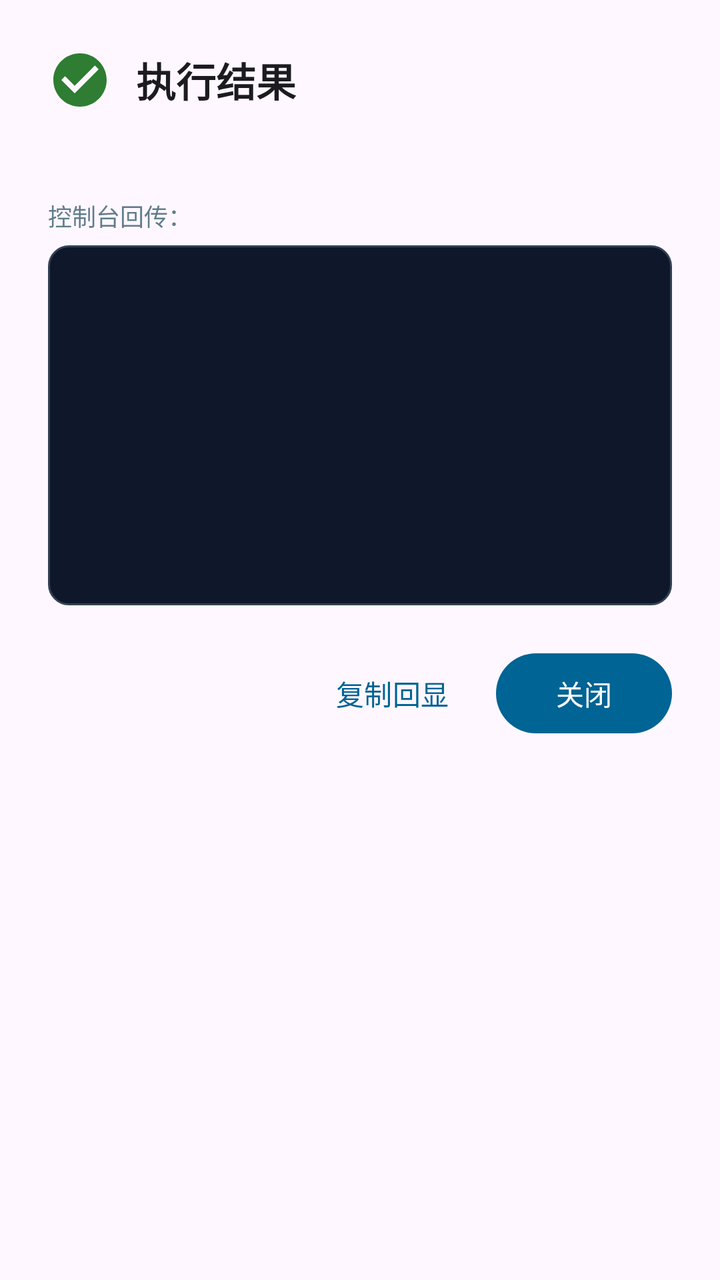
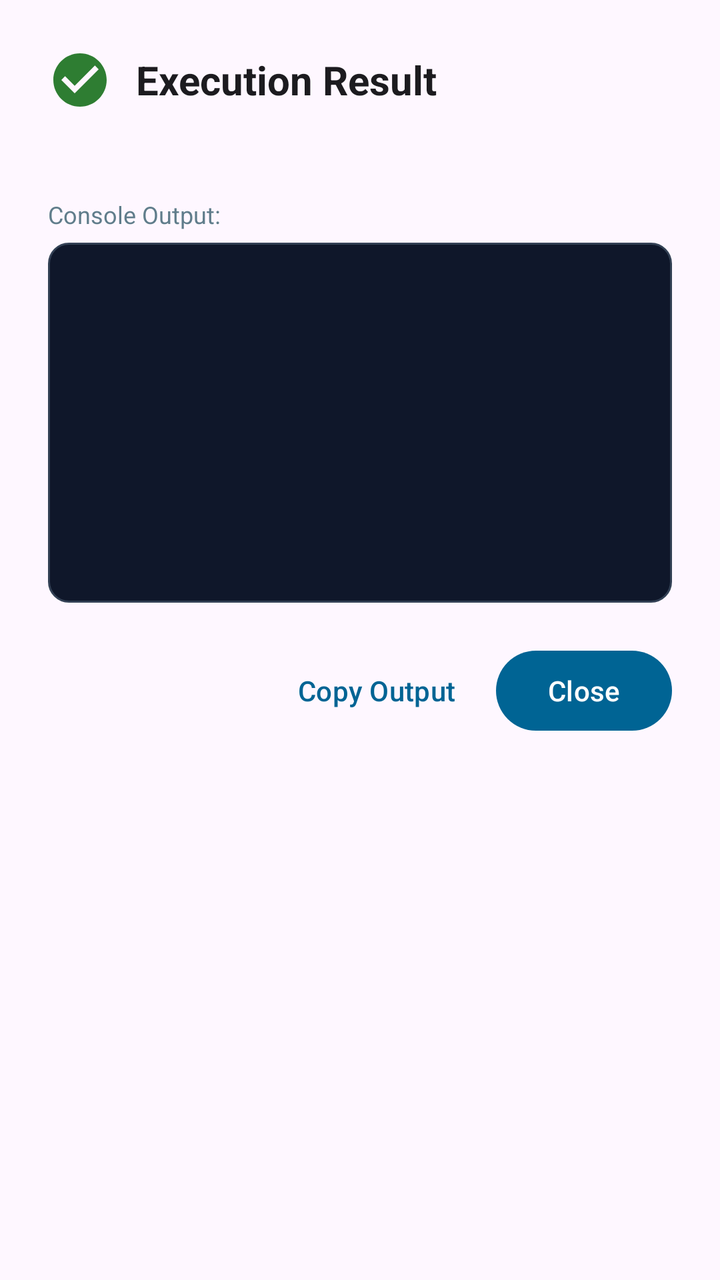

Compare the two renders of this Android layout. The source of the first and the diff that turns it into the second are given below.
<!-- AndroidManifest.xml: application theme Theme.SSHRemoteExec -->
<!-- res/layout/dialog_command_result.xml -->
<?xml version="1.0" encoding="utf-8"?>
<LinearLayout xmlns:android="http://schemas.android.com/apk/res/android"
    xmlns:app="http://schemas.android.com/apk/res-auto"
    android:layout_width="match_parent"
    android:layout_height="wrap_content"
    android:orientation="vertical"
    android:padding="24dp">

    <LinearLayout
        android:layout_width="match_parent"
        android:layout_height="wrap_content"
        android:gravity="center_vertical"
        android:orientation="horizontal">

        <ImageView
            android:id="@+id/iv_result_status"
            android:layout_width="32dp"
            android:layout_height="32dp"
            android:src="@drawable/ic_check_circle"
            app:tint="@color/status_success" />

        <TextView
            android:id="@+id/tv_result_title"
            android:layout_width="0dp"
            android:layout_height="wrap_content"
            android:layout_marginStart="12dp"
            android:layout_weight="1"
            android:text="@string/dialog_result_title"
            android:textColor="@color/text_primary"
            android:textSize="20sp"
            android:textStyle="bold" />
    </LinearLayout>

    <TextView
        android:id="@+id/tv_result_summary"
        android:layout_width="match_parent"
        android:layout_height="wrap_content"
        android:layout_marginTop="8dp"
        android:textColor="@color/text_secondary"
        android:textSize="14sp" />

    <TextView
        android:layout_width="wrap_content"
        android:layout_height="wrap_content"
        android:layout_marginTop="16dp"
        android:text="@string/dialog_result_output"
        android:textColor="@color/text_secondary"
        android:textSize="12sp" />

    <ScrollView
        android:layout_width="match_parent"
        android:layout_height="180dp"
        android:layout_marginTop="6dp"
        android:background="@drawable/bg_code_snippet"
        android:padding="12dp">

        <TextView
            android:id="@+id/tv_result_output"
            android:layout_width="match_parent"
            android:layout_height="wrap_content"
            android:fontFamily="monospace"
            android:textColor="#4ADE80"
            android:textIsSelectable="true"
            android:textSize="13sp" />
    </ScrollView>

    <LinearLayout
        android:layout_width="match_parent"
        android:layout_height="wrap_content"
        android:layout_marginTop="20dp"
        android:gravity="end"
        android:orientation="horizontal">

        <com.google.android.material.button.MaterialButton
            android:id="@+id/btn_copy_output"
            style="@style/Widget.Material3.Button.TextButton"
            android:layout_width="wrap_content"
            android:layout_height="wrap_content"
            android:text="复制回显" />

        <com.google.android.material.button.MaterialButton
            android:id="@+id/btn_close_dialog"
            android:layout_width="wrap_content"
            android:layout_height="wrap_content"
            android:layout_marginStart="8dp"
            android:text="@string/btn_close" />
    </LinearLayout>

</LinearLayout>
<!-- resources referenced by this layout -->
<resources>
  <color name="status_success">#2E7D32</color>
  <color name="text_primary">#1C1B1F</color>
  <color name="text_secondary">#607D8B</color>
  <!-- drawable bg_code_snippet (drawable) -->
  <?xml version="1.0" encoding="utf-8"?>
  <shape xmlns:android="http://schemas.android.com/apk/res/android"
      android:shape="rectangle">
      <corners android:radius="10dp" />
      <solid android:color="#0F172A" />
      <stroke android:width="1dp" android:color="#334155" />
  </shape>
  <!-- drawable ic_check_circle (drawable) -->
  <vector xmlns:android="http://schemas.android.com/apk/res/android"
      android:width="24dp"
      android:height="24dp"
      android:viewportWidth="24"
      android:viewportHeight="24">
    <path
        android:fillColor="#FF000000"
        android:pathData="M12,2C6.48,2 2,6.48 2,12s4.48,10 10,10 10,-4.48 10,-10S17.52,2 12,2zm-2,15l-5,-5 1.41,-1.41L10,14.17l7.59,-7.59L19,8l-9,9z"/>
  </vector>
  <string name="btn_close">关闭</string>
  <string name="dialog_result_output">控制台回传：</string>
  <string name="dialog_result_title">执行结果</string>
  <style name="Theme.SSHRemoteExec" parent="Theme.Material3.DayNight.NoActionBar">
          <item name="colorPrimary">@color/primary</item>
          <item name="colorOnPrimary">@color/on_primary</item>
          <item name="colorPrimaryContainer">@color/primary_container</item>
          <item name="colorOnPrimaryContainer">@color/on_primary_container</item>
  
          <item name="colorSecondary">@color/secondary</item>
          <item name="colorOnSecondary">@color/on_secondary</item>
          <item name="colorSecondaryContainer">@color/secondary_container</item>
          <item name="colorOnSecondaryContainer">@color/on_secondary_container</item>
  
          
          <item name="android:statusBarColor">@color/primary</item>
          <item name="android:windowLightStatusBar">false</item>
      </style>
  <color name="primary">#006494</color>
  <color name="on_primary">#FFFFFF</color>
  <color name="primary_container">#CCE5FF</color>
  <color name="on_primary_container">#001D31</color>
  <color name="secondary">#00A896</color>
  <color name="on_secondary">#FFFFFF</color>
  <color name="secondary_container">#A3EADE</color>
  <color name="on_secondary_container">#00201C</color>
</resources>

<!-- the commit's change to res/layout/dialog_command_result.xml (unified diff, before → after) -->
@@ -76,7 +76,7 @@
             style="@style/Widget.Material3.Button.TextButton"
             android:layout_width="wrap_content"
             android:layout_height="wrap_content"
-            android:text="复制回显" />
+            android:text="@string/btn_copy_output" />
 
         <com.google.android.material.button.MaterialButton
             android:id="@+id/btn_close_dialog"
<!-- resource entries referenced after the edit -->
@@ -21,9 +21,10 @@
         android:fillColor="#FF000000"
         android:pathData="M12,2C6.48,2 2,6.48 2,12s4.48,10 10,10 10,-4.48 10,-10S17.52,2 12,2zm-2,15l-5,-5 1.41,-1.41L10,14.17l7.59,-7.59L19,8l-9,9z"/>
   </vector>
-  <string name="btn_close">关闭</string>
-  <string name="dialog_result_output">控制台回传：</string>
-  <string name="dialog_result_title">执行结果</string>
+  <string name="btn_close">Close</string>
+  <string name="btn_copy_output">Copy Output</string>
+  <string name="dialog_result_output">Console Output:</string>
+  <string name="dialog_result_title">Execution Result</string>
   <style name="Theme.SSHRemoteExec" parent="Theme.Material3.DayNight.NoActionBar">
           <item name="colorPrimary">@color/primary</item>
           <item name="colorOnPrimary">@color/on_primary</item>
